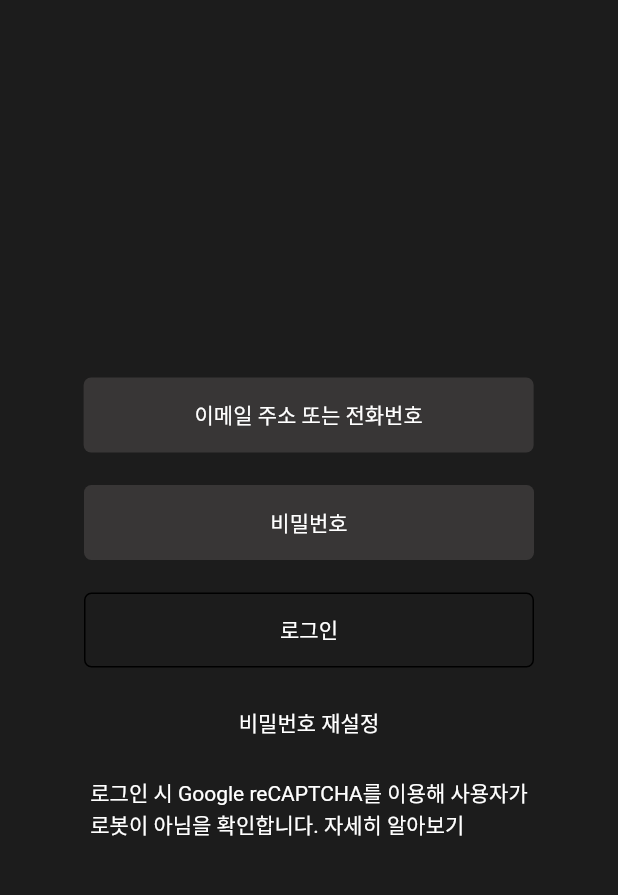
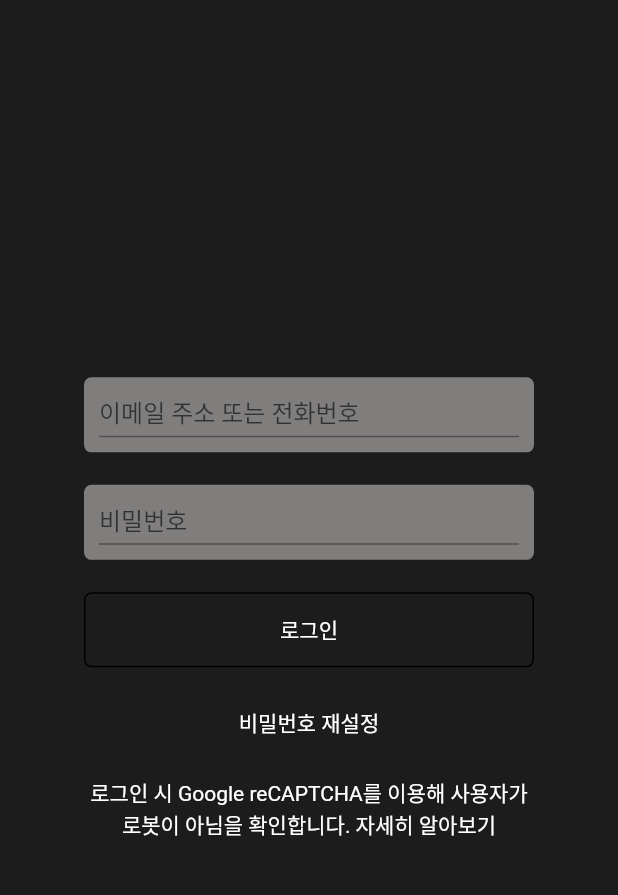
Before and after one commit to irismake/NetflixCloneCoding, a Flutter app: the screen it shows after launch, after a tap on "로그인", on a phone screen of 412 x 824 dp, the part 84-979 px from its top. Run offline on Flutter 3.47's test engine with Material 2 defaults, Android fonts, the light colour scheme and no system bars.

Commit message:
TextField
Write your ID & PASSWORD

```diff
--- a/lib/login_page.dart
+++ b/lib/login_page.dart
@@ -1,10 +1,31 @@
 import 'package:flutter/material.dart';
 
-class LoginRoute extends StatelessWidget {
-  const LoginRoute({super.key});
+class LoginRoute extends StatefulWidget {
+  const LoginRoute({Key? key}) : super(key: key);
+
+  @override
+  LoginRoutePage createState() => LoginRoutePage();
+}
+
+class LoginRoutePage extends State<LoginRoute> {
+  //const LoginRoute({super.key});
+  final myController = TextEditingController();
+
+  @override
+  void initState() {
+    super.initState();
+
+    // Start listening to changes.
+    myController.addListener(_printLatestValue);
+  }
+
+  void _printLatestValue() {
+    print('Second text field: ${myController.text}');
+  }
 
   @override
   Widget build(BuildContext context) {
+    Color primaryColor = Color.fromARGB(246, 132, 129, 129);
     return Scaffold(
       appBar: AppBar(
         elevation: 0,
@@ -25,7 +46,6 @@ class LoginRoute extends StatelessWidget {
         ),
         leadingWidth: 100,
         title: Container(
-          //color: Colors.yellow,
           width: 100,
           height: 45,
           alignment: Alignment(0.1, 0.0),
@@ -50,7 +70,6 @@ class LoginRoute extends StatelessWidget {
         child: Container(
             height: 350,
             width: 350,
-            //color: Colors.green,
             child: Column(
               mainAxisAlignment: MainAxisAlignment.spaceEvenly,
               children: [
@@ -58,15 +77,16 @@ class LoginRoute extends StatelessWidget {
                   width: 300,
                   height: 50,
                   decoration: BoxDecoration(
-                      color: Color.fromARGB(246, 57, 55, 55),
+                      color: Color.fromARGB(246, 132, 129, 129),
                       borderRadius: BorderRadius.all(Radius.circular(5))),
-                  margin: EdgeInsets.fromLTRB(0.0, 0.1, 0.5, 0.1),
-                  child: TextButton(
-                    //style: TextButton.styleFrom(foregroundColor: Colors.white),
-                    onPressed: null,
-                    child: Text(
-                      "이메일 주소 또는 전화번호",
-                      style: TextStyle(color: Colors.white),
+                  child: Center(
+                    child: Padding(
+                      child: TextField(
+                        decoration: InputDecoration(
+                          labelText: '이메일 주소 또는 전화번호',
+                        ),
+                      ),
+                      padding: EdgeInsets.all(10.0),
                     ),
                   ),
                 ),
@@ -74,16 +94,18 @@ class LoginRoute extends StatelessWidget {
                   width: 300,
                   height: 50,
                   decoration: BoxDecoration(
-                      color: Color.fromARGB(246, 57, 55, 55),
+                      color: Color.fromARGB(246, 132, 129, 129),
                       borderRadius: BorderRadius.all(Radius.circular(5))),
                   //margin: EdgeInsets.fromLTRB(0.0, 0.0, 0.0, 0.0),
 
-                  child: TextButton(
-                    //style: TextButton.styleFrom(foregroundColor: Colors.white),
-                    onPressed: null,
-                    child: Text(
-                      "비밀번호",
-                      style: TextStyle(color: Colors.white),
+                  child: Center(
+                    child: Padding(
+                      child: TextField(
+                        decoration: InputDecoration(
+                          labelText: '비밀번호',
+                        ),
+                      ),
+                      padding: EdgeInsets.all(10.0),
                     ),
                   ),
                 ),
@@ -96,10 +118,7 @@ class LoginRoute extends StatelessWidget {
                         color: Colors.black,
                       ),
                       borderRadius: BorderRadius.all(Radius.circular(5))),
-                  //margin: EdgeInsets.fromLTRB(0.0, 0.0, 0.0, 0.0),
-
                   child: TextButton(
-                    //style: TextButton.styleFrom(foregroundColor: Colors.white),
                     onPressed: null,
                     child: Text(
                       "로그인",
@@ -109,7 +128,6 @@ class LoginRoute extends StatelessWidget {
                 ),
                 Container(
                   alignment: Alignment.center,
-                  //color: Colors.pink,
                   width: 300,
                   height: 30,
                   child: Text(
@@ -119,12 +137,12 @@ class LoginRoute extends StatelessWidget {
                 ),
                 Container(
                   alignment: Alignment.center,
-                  //color: Colors.pink,
                   width: 300,
                   height: 40,
                   child: Text(
                     '로그인 시 Google reCAPTCHA를 이용해 사용자가\n로봇이 아님을 확인합니다. 자세히 알아보기',
                     style: TextStyle(color: Colors.white),
+                    textAlign: TextAlign.center,
                   ),
                 ),
               ],
```
